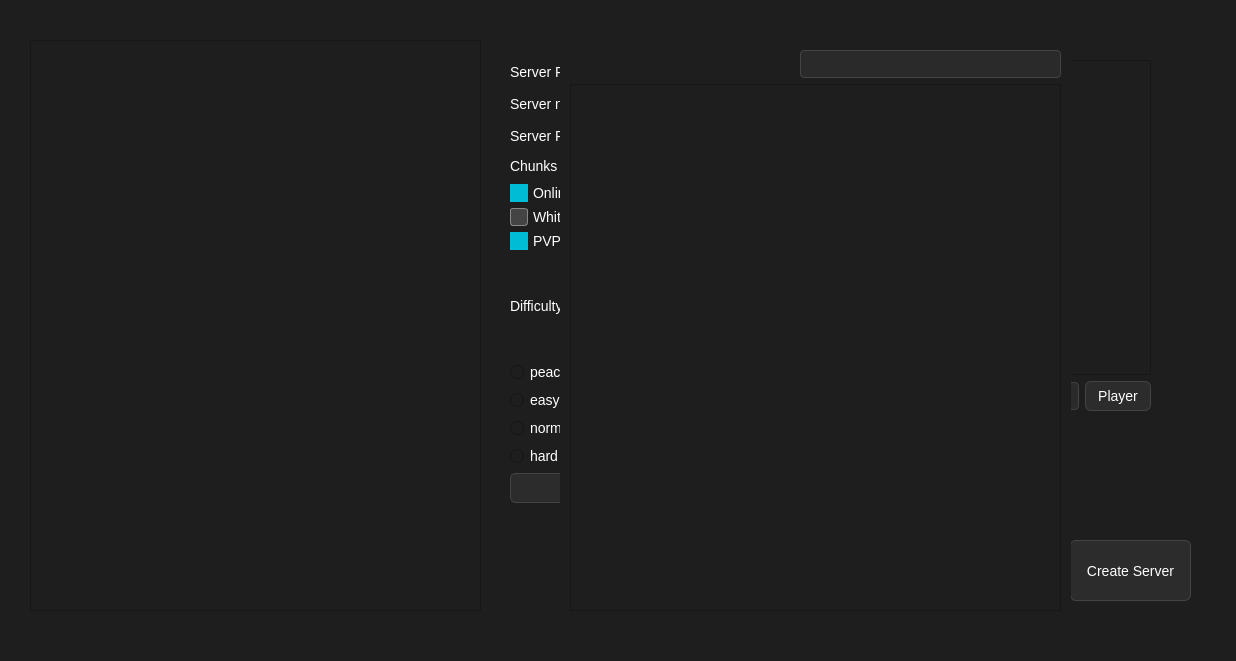
Before: the Qt Designer form ui/mainwindow.ui in MarcRoviraP/Gestor_Minecraft_Server, drawn with Qt 5.
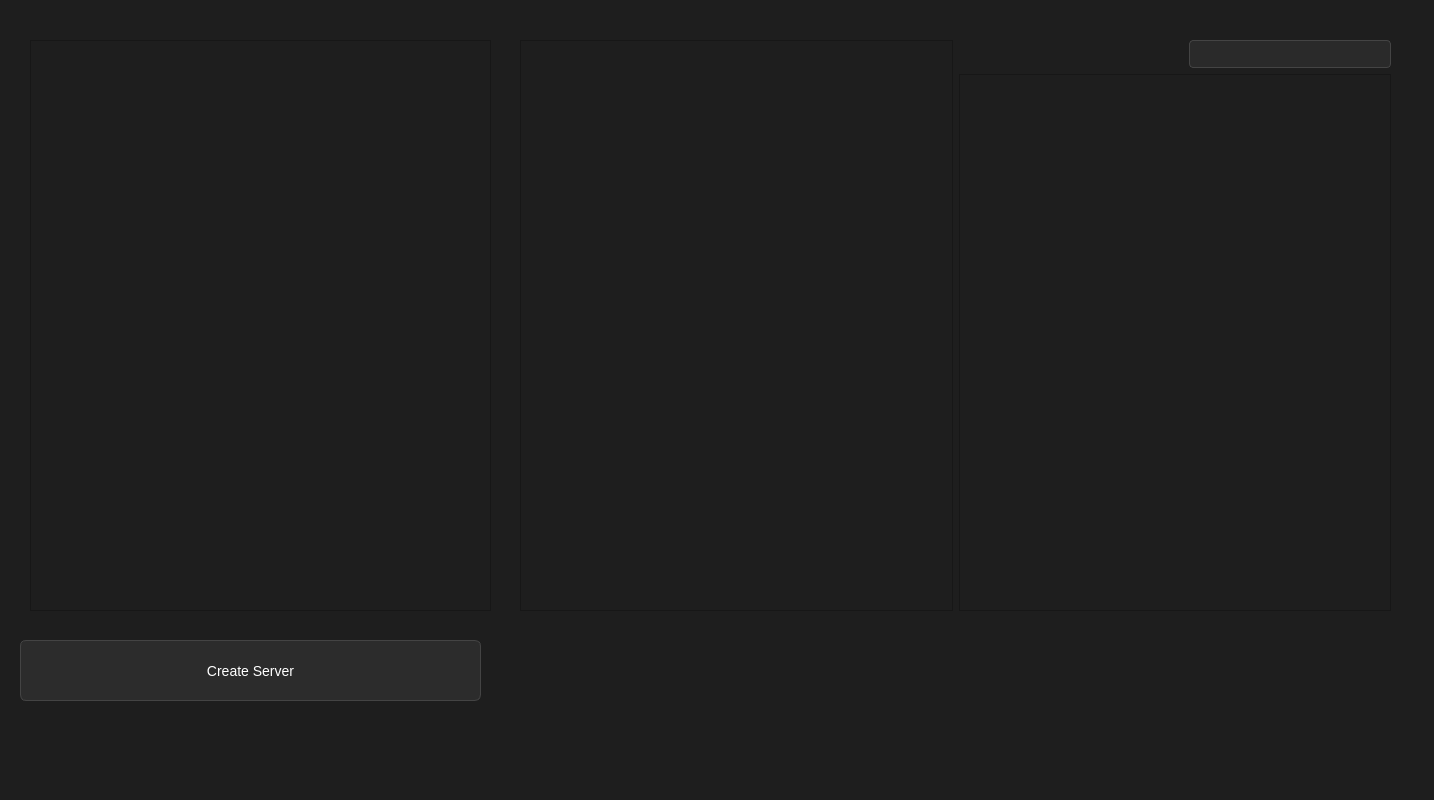
After: the same form once the commit is applied. Icons and pictures are not drawn.

Commit message: Enhance UI layout and functionality; adjust main window size, add installed mods list, and improve mod download handling

The edit to the form file:
```diff
--- a/ui/mainwindow.ui
+++ b/ui/mainwindow.ui
@@ -6,8 +6,8 @@
    <rect>
     <x>0</x>
     <y>0</y>
-    <width>1236</width>
-    <height>661</height>
+    <width>1434</width>
+    <height>800</height>
    </rect>
   </property>
   <property name="windowTitle">
@@ -138,6 +138,15 @@
     height: 0px;
     width: 0px;
 }
+/* =============== TOOLTIP ===================== */
+QToolTip {
+    background-color: #2c2c2c;
+    color: #ffffff;
+    border: 1px solid #00bcd4;
+    border-radius: 6px;
+    padding: 6px;
+    font-size: 13px;
+}
 </string>
   </property>
   <widget class="QWidget" name="centralwidget">
@@ -146,7 +155,7 @@
      <rect>
       <x>30</x>
       <y>40</y>
-      <width>451</width>
+      <width>461</width>
       <height>571</height>
      </rect>
     </property>
@@ -154,9 +163,9 @@
    <widget class="QPushButton" name="createServerBtn">
     <property name="geometry">
      <rect>
-      <x>1070</x>
-      <y>540</y>
-      <width>121</width>
+      <x>20</x>
+      <y>640</y>
+      <width>461</width>
       <height>61</height>
      </rect>
     </property>
@@ -167,7 +176,7 @@
    <widget class="QWidget" name="configurePropertiesWidget" native="true">
     <property name="geometry">
      <rect>
-      <x>490</x>
+      <x>510</x>
       <y>40</y>
       <width>691</width>
       <height>471</height>
@@ -478,21 +487,26 @@
    <widget class="QWidget" name="modWidget" native="true">
     <property name="geometry">
      <rect>
-      <x>560</x>
+      <x>510</x>
       <y>20</y>
-      <width>511</width>
-      <height>671</height>
+      <width>881</width>
+      <height>611</height>
      </rect>
     </property>
     <widget class="QWidget" name="">
      <property name="geometry">
       <rect>
        <x>10</x>
-       <y>30</y>
-       <width>491</width>
-       <height>561</height>
+       <y>20</y>
+       <width>871</width>
+       <height>571</height>
       </rect>
      </property>
+     <layout class="QHBoxLayout" name="horizontalLayout_8">
+      <item>
+       <widget class="QListWidget" name="instaledModsList"/>
+      </item>
+      <item>
      <layout class="QVBoxLayout" name="verticalLayout_6">
       <item>
        <layout class="QHBoxLayout" name="horizontalLayout_7">
@@ -522,6 +536,8 @@
        </widget>
       </item>
      </layout>
+      </item>
+     </layout>
     </widget>
    </widget>
   </widget>
```
Left out of the diff: 4 changed lines with no effect on the pictures. Lines whose indentation alone changed are shown as unchanged. The commit also changes 3 other files.
